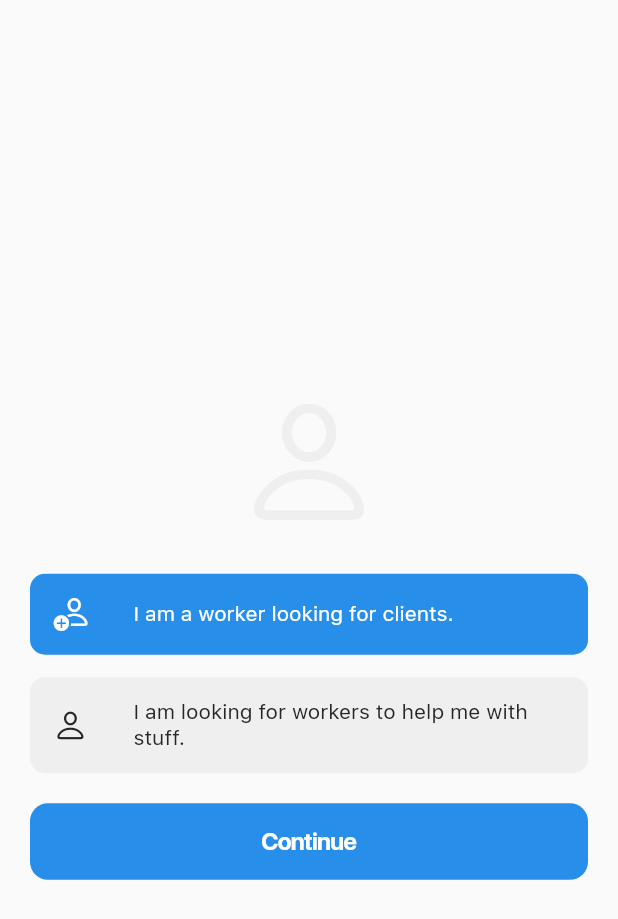
After one commit to zero-stealth/Domestics, a Flutter app: the Who screen opened directly, after a tap on "I am a worker looking for clients.", on a phone screen of 412 x 824 dp. The commit adds this screen. Shown: the top 919 px of the screen. Run offline on Flutter 3.47's test engine with Material 2 defaults, Android fonts, the phone set to English and light mode, and no system bars; our stand-ins replace carousel_slider, font_awesome_flutter, loading_animation_widget, sqflite; accounts and stored records are empty.

Commit message:
:hammer: Choose btwn worker and non worker

```diff
--- a/lib/data/colors.dart
+++ b/lib/data/colors.dart
@@ -5,6 +5,7 @@ var dBlueBackground = const Color(0xff278fe9);
 var dBackgroundWhite = const Color(0xfffafafa);
 var dBlack = const Color(0xff262626);
 var dGreyFaded = const Color(0xff8e8e90).withOpacity(0.1);
+var dGreyFadedPlus = const Color(0xff8e8e90).withOpacity(0.1);
 var dBlackFaded = Color.fromARGB(255, 85, 85, 85);
 var dGrey = Colors.grey;
 var dWhitePure = Colors.white;
--- a/lib/screens/Login.dart
+++ b/lib/screens/Login.dart
@@ -1,6 +1,7 @@
 import 'package:domestics/data/colors.dart';
 import 'package:domestics/screens/Register.dart';
 import 'package:domestics/screens/Selections.dart';
+import 'package:domestics/screens/Who.dart';
 import 'package:domestics/widgets/Dialog.dart';
 import 'package:domestics/widgets/Forms/InputWidget.dart';
 import 'package:flutter/cupertino.dart';
@@ -121,7 +122,7 @@ class _LoginState extends State<Login> {
                     onPressed: () {
                       Navigator.push(
                         context,
-                        MaterialPageRoute(builder: (context) => Selections()),
+                        MaterialPageRoute(builder: (context) => Who()),
                       );
                     },
                   ),
--- /dev/null
+++ b/lib/screens/Who.dart
@@ -0,0 +1,165 @@
+import 'package:domestics/data/colors.dart';
+import 'package:domestics/screens/Selections.dart';
+import 'package:flutter/cupertino.dart';
+import 'package:flutter/material.dart';
+
+class Who extends StatefulWidget {
+  const Who({Key? key}) : super(key: key);
+
+  @override
+  State<Who> createState() => _WhoState();
+}
+
+class _WhoState extends State<Who> {
+
+  @override
+  void dispose() {
+    // TODO: implement dispose
+    super.dispose();
+  }
+
+  var workerStatus = false;
+
+  statusHandler(){
+    switch (workerStatus) {
+      case false:
+        setState(() {
+          workerStatus = true;
+        });
+        break;
+
+      case true:
+        setState(() {
+          workerStatus = false;
+        });
+        break;
+      default:
+    }
+  }
+
+  @override
+  Widget build(BuildContext context) {
+    return Scaffold(
+      backgroundColor: dBackgroundWhite,
+      body: SafeArea(
+        child: SingleChildScrollView(
+          physics: const BouncingScrollPhysics(),
+          child: Container(
+            margin: EdgeInsets.all(20.0),
+            width: MediaQuery.of(context).size.width,
+            height: MediaQuery.of(context).size.height,
+            child: Column(
+              mainAxisAlignment: MainAxisAlignment.center,
+              crossAxisAlignment: CrossAxisAlignment.center,
+              children: [
+                Icon(CupertinoIcons.person, color: dGreyFaded, size: 100.0),
+                SizedBox(height: 10.0),
+                GestureDetector(
+                  onTap: (){
+                    statusHandler();
+                  },
+                  child: WhoTab(
+                    icon: CupertinoIcons.person_badge_plus,
+                    desc: "I am a worker looking for clients.",
+                    selected: workerStatus,
+                  ),
+                ),
+                GestureDetector(
+                  onTap: (){
+                    statusHandler();
+                  },
+                  child: WhoTab(
+                    icon: CupertinoIcons.person,
+                    desc: "I am looking for workers to help me with stuff.",
+                    selected: !workerStatus,
+                  ),
+                ),
+                const SizedBox(height: 20.0),
+                Container(
+                  width: double.infinity,
+                  margin: const EdgeInsets.only(
+                    bottom: 20.0,
+                    left: 0.0,
+                    right: 0.0,
+                  ),
+                  child: CupertinoButton(
+                    color: dBlueBackground,
+                    child: Text(
+                      'Continue',
+                      style: TextStyle(
+                        color: dWhitePure,
+                        fontSize: 16.0,
+                        fontFamily: 'SFD-Bold',
+                      ),
+                    ),
+                    onPressed: () {
+                      Navigator.push(
+                        context,
+                        MaterialPageRoute(builder: (context) => Selections()),
+                      );
+                    },
+                  ),
+                ),
+              ],
+            ),
+          ),
+        ),
+      ),
+    );
+  }
+}
+
+class WhoTab extends StatefulWidget {
+  final String desc;
+  final IconData icon;
+  final bool selected;
+
+  WhoTab({
+    required this.desc,
+    required this.selected,
+    required this.icon,
+  });
+
+  @override
+  State<WhoTab> createState() => _WhoTabState();
+}
+
+class _WhoTabState extends State<WhoTab> {
+  @override
+  Widget build(BuildContext context) {
+    return Container(
+      margin: EdgeInsets.only(
+        top: 15.0
+      ),
+      padding: EdgeInsets.all(15.0),
+      decoration: BoxDecoration(
+        color: widget.selected == false ? dGreyFadedPlus : dBlueBackground,
+        borderRadius: BorderRadius.circular(10.0),
+      ),
+      child: Row(
+        crossAxisAlignment: CrossAxisAlignment.center,
+        mainAxisAlignment: MainAxisAlignment.start,
+        children: [
+          Icon(
+            widget.icon,
+            color: widget.selected == false ? dBlack : dWhitePure,
+            size: 24.0,
+          ),
+          SizedBox(width: 30.0),
+          Flexible(
+            child: Text(
+              widget.desc,
+              textAlign: TextAlign.start,
+              overflow: TextOverflow.clip,
+              style: TextStyle(
+                fontSize: 14.0,
+                fontFamily: 'SFT-Regular',
+                color: widget.selected == false ? dBlack : dWhitePure,
+              ),
+            ),
+          ),
+        ],
+      ),
+    );
+  }
+}
```
